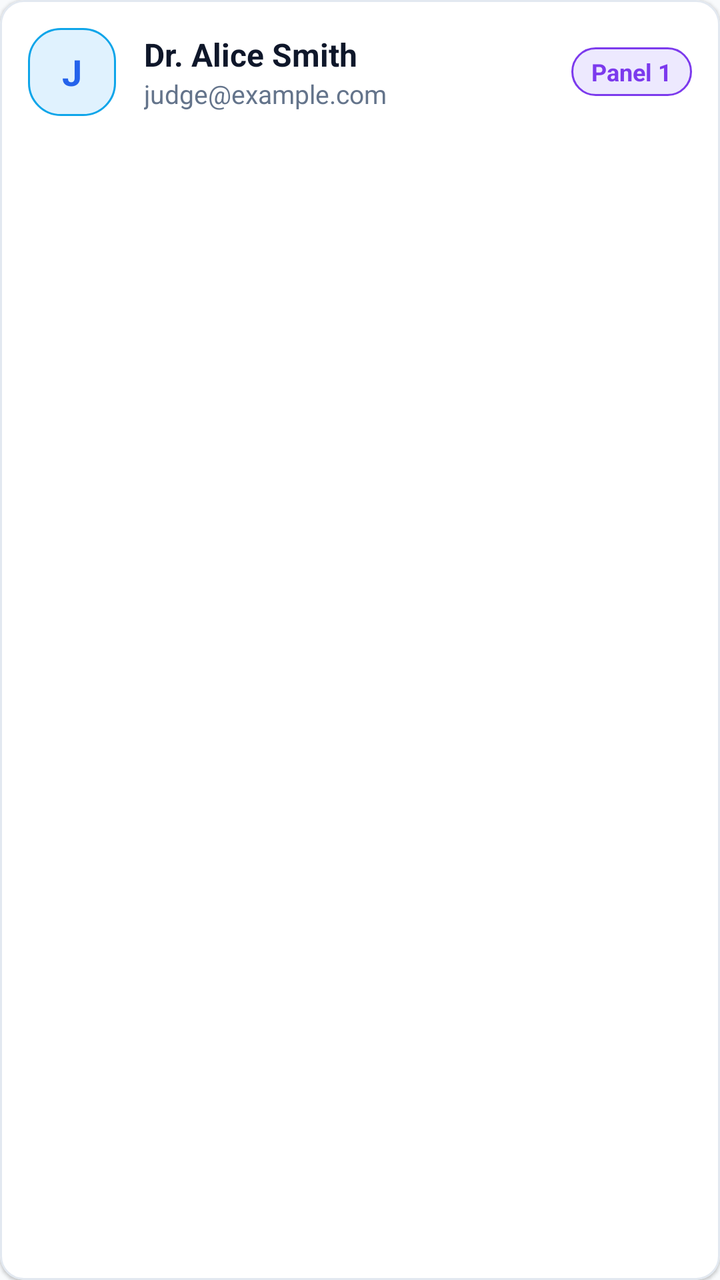
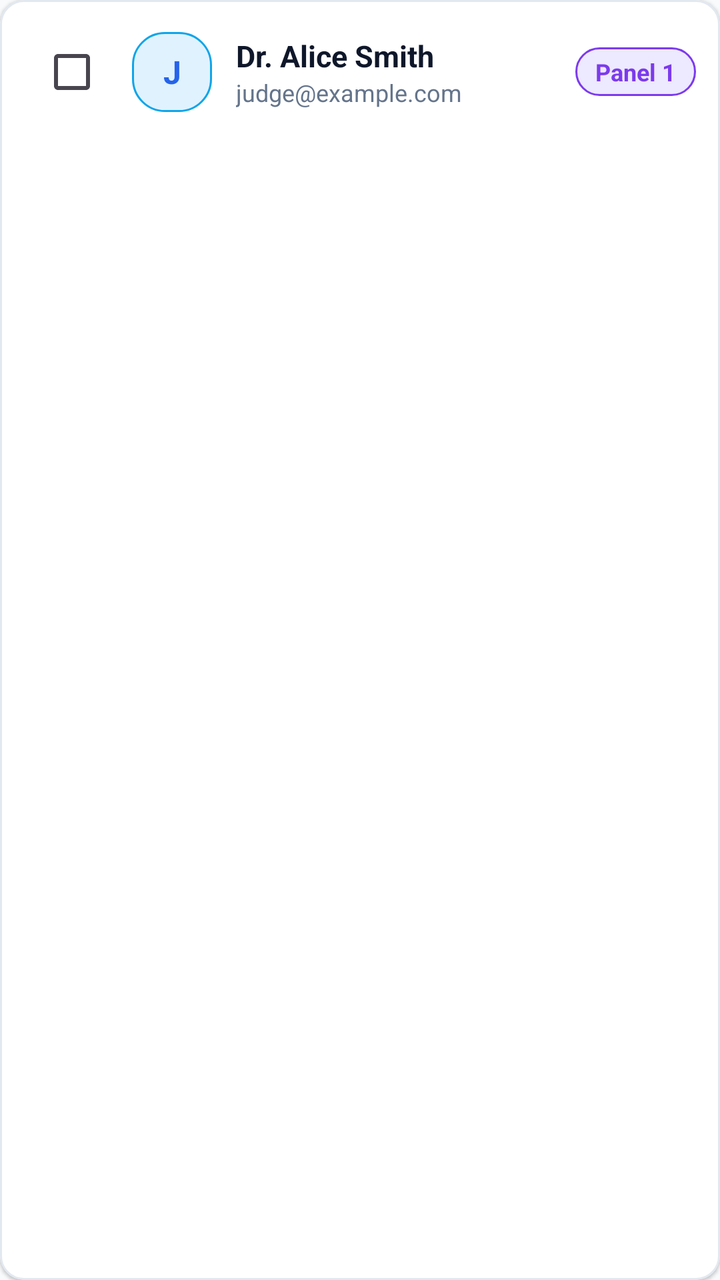

Two renders of the same Android screen: before a commit and after it. Below are the layout's source before the change and the commit's diff.
<!-- AndroidManifest.xml: application theme Theme.Judgex -->
<!-- res/layout/item_judge.xml -->
<?xml version="1.0" encoding="utf-8"?>
<com.google.android.material.card.MaterialCardView xmlns:android="http://schemas.android.com/apk/res/android"
    xmlns:app="http://schemas.android.com/apk/res-auto"
    android:layout_width="match_parent"
    android:layout_height="wrap_content"
    android:layout_marginHorizontal="16dp"
    android:layout_marginVertical="6dp"
    app:cardCornerRadius="12dp"
    app:cardElevation="1dp"
    app:strokeWidth="1dp"
    app:strokeColor="@color/card_border"
    app:cardBackgroundColor="@color/surface">

    <LinearLayout
        android:layout_width="match_parent"
        android:layout_height="wrap_content"
        android:gravity="center_vertical"
        android:orientation="horizontal"
        android:padding="14dp">

        <TextView
            android:id="@+id/tvJudgeAvatar"
            android:layout_width="44dp"
            android:layout_height="44dp"
            android:background="@drawable/bg_badge_judge"
            android:gravity="center"
            android:text="J"
            android:textColor="@color/accent"
            android:textSize="18sp"
            android:textStyle="bold" />

        <LinearLayout
            android:layout_width="0dp"
            android:layout_height="wrap_content"
            android:layout_marginStart="14dp"
            android:layout_weight="1"
            android:orientation="vertical">

            <TextView
                android:id="@+id/tvJudgeName"
                android:layout_width="wrap_content"
                android:layout_height="wrap_content"
                android:text="Dr. Alice Smith"
                android:textColor="@color/text_primary"
                android:textSize="16sp"
                android:textStyle="bold" />

            <TextView
                android:id="@+id/tvJudgeEmail"
                android:layout_width="wrap_content"
                android:layout_height="wrap_content"
                android:text="judge@example.com"
                android:textColor="@color/text_secondary"
                android:textSize="13sp" />

        </LinearLayout>

        <TextView
            android:id="@+id/tvJudgePanelBadge"
            android:layout_width="wrap_content"
            android:layout_height="wrap_content"
            android:background="@drawable/bg_badge_admin"
            android:paddingHorizontal="10dp"
            android:paddingVertical="4dp"
            android:text="Panel 1"
            android:textColor="#7C3AED"
            android:textSize="12sp"
            android:textStyle="bold" />

    </LinearLayout>

</com.google.android.material.card.MaterialCardView>
<!-- resources referenced by this layout -->
<resources>
  <color name="accent">#2563EB</color>
  <color name="card_border">#E2E8F0</color>
  <color name="surface">#FFFFFF</color>
  <color name="text_primary">#0F172A</color>
  <color name="text_secondary">#64748B</color>
  <!-- drawable bg_badge_admin (drawable) -->
  <?xml version="1.0" encoding="utf-8"?>
  <shape xmlns:android="http://schemas.android.com/apk/res/android">
      <solid android:color="#EDE9FE" />
      <corners android:radius="16dp" />
      <stroke android:width="1dp" android:color="#7C3AED" />
  </shape>
  <!-- drawable bg_badge_judge (drawable) -->
  <?xml version="1.0" encoding="utf-8"?>
  <shape xmlns:android="http://schemas.android.com/apk/res/android">
      <solid android:color="@color/info_light" />
      <corners android:radius="16dp" />
      <stroke android:width="1dp" android:color="@color/info" />
  </shape>
  <style name="Theme.Judgex" parent="Theme.Material3.DayNight.NoActionBar">
          
          <item name="colorPrimary">@color/accent</item>
          <item name="colorPrimaryVariant">@color/primary_dark</item>
          <item name="colorOnPrimary">@color/white</item>
          
          <item name="colorSecondary">@color/accent_light</item>
          <item name="colorSecondaryVariant">@color/accent</item>
          <item name="colorOnSecondary">@color/white</item>
          
          <item name="android:statusBarColor">@color/primary</item>
          <item name="android:windowLightStatusBar">false</item>
          
          <item name="android:windowBackground">@color/background</item>
      </style>
  <color name="info_light">#E0F2FE</color>
  <color name="info">#0EA5E9</color>
  <color name="primary_dark">#020617</color>
  <color name="white">#FFFFFF</color>
  <color name="accent_light">#3B82F6</color>
  <color name="primary">#0F172A</color>
  <color name="background">#F8FAFC</color>
</resources>

<!-- the commit's change to res/layout/item_judge.xml (unified diff, before → after) -->
@@ -16,23 +16,29 @@
         android:layout_height="wrap_content"
         android:gravity="center_vertical"
         android:orientation="horizontal"
-        android:padding="14dp">
+        android:padding="12dp">
+
+        <com.google.android.material.checkbox.MaterialCheckBox
+            android:id="@+id/cbSelectJudge"
+            android:layout_width="wrap_content"
+            android:layout_height="wrap_content"
+            android:layout_marginEnd="6dp" />
 
         <TextView
             android:id="@+id/tvJudgeAvatar"
-            android:layout_width="44dp"
-            android:layout_height="44dp"
+            android:layout_width="40dp"
+            android:layout_height="40dp"
             android:background="@drawable/bg_badge_judge"
             android:gravity="center"
             android:text="J"
             android:textColor="@color/accent"
-            android:textSize="18sp"
+            android:textSize="16sp"
             android:textStyle="bold" />
 
         <LinearLayout
             android:layout_width="0dp"
             android:layout_height="wrap_content"
-            android:layout_marginStart="14dp"
+            android:layout_marginStart="12dp"
             android:layout_weight="1"
             android:orientation="vertical">
 
@@ -42,7 +48,7 @@
                 android:layout_height="wrap_content"
                 android:text="Dr. Alice Smith"
                 android:textColor="@color/text_primary"
-                android:textSize="16sp"
+                android:textSize="15sp"
                 android:textStyle="bold" />
 
             <TextView
@@ -51,7 +57,7 @@
                 android:layout_height="wrap_content"
                 android:text="judge@example.com"
                 android:textColor="@color/text_secondary"
-                android:textSize="13sp" />
+                android:textSize="12sp" />
 
         </LinearLayout>
 
